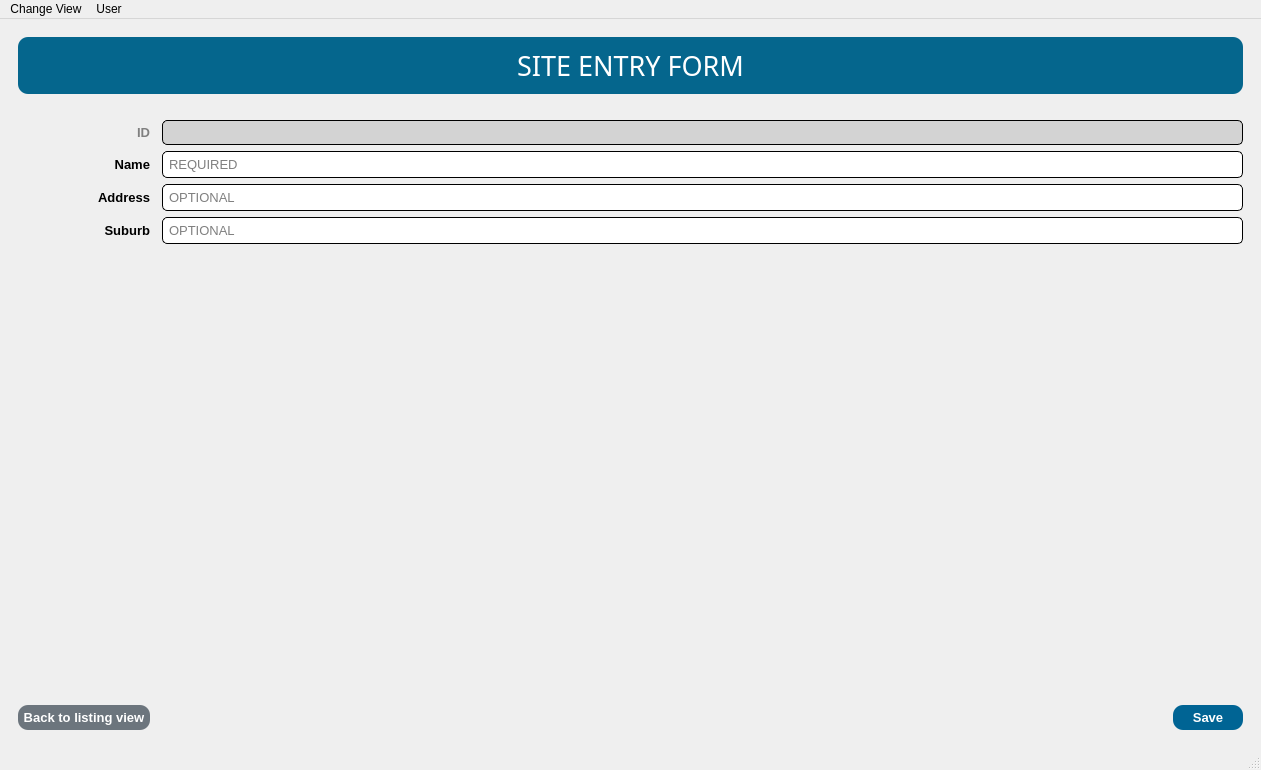
Soapey/PyConu, file conu/ui/ui_files/MainWindow.ui: the form before one commit.
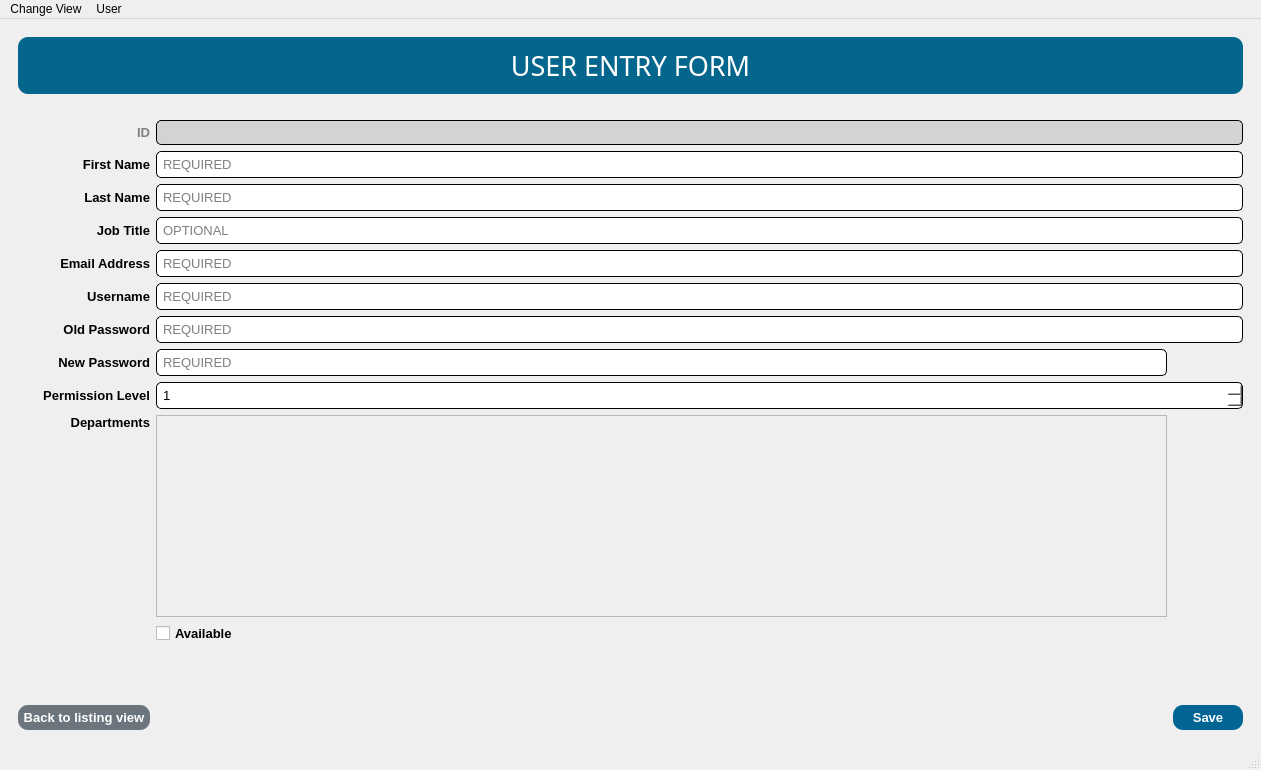
The form after the commit.

The edit to the form file:
```diff
--- a/conu/ui/ui_files/MainWindow.ui
+++ b/conu/ui/ui_files/MainWindow.ui
@@ -21,7 +21,7 @@
        <string notr="true"/>
       </property>
       <property name="currentIndex">
-       <number>9</number>
+       <number>11</number>
       </property>
       <widget class="QWidget" name="page_assignee_listingview">
        <layout class="QGridLayout" name="gridLayout_3">
@@ -2527,6 +2527,856 @@
         </item>
        </layout>
       </widget>
+      <widget class="QWidget" name="page_user_listingview">
+       <layout class="QGridLayout" name="gridLayout_14">
+        <item row="0" column="0" colspan="3">
+         <widget class="QLabel" name="label_11">
+          <property name="font">
+           <font>
+            <family>Impact</family>
+            <pointsize>20</pointsize>
+           </font>
+          </property>
+          <property name="styleSheet">
+           <string notr="true">QLabel {
+	color: white;
+    background-color: #05668d;
+    border-style: outset;
+    border-radius: 10px;
+    padding: 10px;
+	margin: 0px 0px 20px 0px;
+}</string>
+          </property>
+          <property name="text">
+           <string>USERS</string>
+          </property>
+          <property name="alignment">
+           <set>Qt::AlignCenter</set>
+          </property>
+         </widget>
+        </item>
+        <item row="1" column="0">
+         <widget class="QPushButton" name="user_listingview_btnNew">
+          <property name="font">
+           <font>
+            <family>Arial</family>
+            <pointsize>10</pointsize>
+            <weight>75</weight>
+            <bold>true</bold>
+           </font>
+          </property>
+          <property name="cursor">
+           <cursorShape>PointingHandCursor</cursorShape>
+          </property>
+          <property name="focusPolicy">
+           <enum>Qt::NoFocus</enum>
+          </property>
+          <property name="styleSheet">
+           <string notr="true">QPushButton {
+	color: white;
+    background-color: #0db39e;
+    border-style: outset;
+    border-radius: 10px;
+    padding: 5px;
+}
+
+QPushButton:hover {
+	    background-color: #16db93;
+}</string>
+          </property>
+          <property name="text">
+           <string>New</string>
+          </property>
+         </widget>
+        </item>
+        <item row="1" column="1">
+         <widget class="QPushButton" name="user_listingview_btnEdit">
+          <property name="font">
+           <font>
+            <family>Arial</family>
+            <pointsize>10</pointsize>
+            <weight>75</weight>
+            <bold>true</bold>
+           </font>
+          </property>
+          <property name="cursor">
+           <cursorShape>PointingHandCursor</cursorShape>
+          </property>
+          <property name="focusPolicy">
+           <enum>Qt::NoFocus</enum>
+          </property>
+          <property name="styleSheet">
+           <string notr="true">QPushButton {
+	color: white;
+    background-color: #f8961e;
+    border-style: outset;
+    border-radius: 10px;
+    padding: 5px;
+}
+
+QPushButton:hover {
+	    background-color: #f9c74f;
+}</string>
+          </property>
+          <property name="text">
+           <string>Edit</string>
+          </property>
+         </widget>
+        </item>
+        <item row="1" column="2">
+         <widget class="QPushButton" name="user_listingview_btnDelete">
+          <property name="font">
+           <font>
+            <family>Arial</family>
+            <pointsize>10</pointsize>
+            <weight>75</weight>
+            <bold>true</bold>
+           </font>
+          </property>
+          <property name="cursor">
+           <cursorShape>PointingHandCursor</cursorShape>
+          </property>
+          <property name="focusPolicy">
+           <enum>Qt::NoFocus</enum>
+          </property>
+          <property name="styleSheet">
+           <string notr="true">QPushButton {
+	color: white;
+    background-color: #f94144;
+    border-style: outset;
+    border-radius: 10px;
+    padding: 5px;
+}
+
+QPushButton:hover {
+	    background-color: #ff595e;
+}</string>
+          </property>
+          <property name="text">
+           <string>Delete</string>
+          </property>
+         </widget>
+        </item>
+        <item row="2" column="0" colspan="3">
+         <widget class="QLineEdit" name="user_listingview_txtSearch">
+          <property name="font">
+           <font>
+            <family>Arial</family>
+            <pointsize>12</pointsize>
+           </font>
+          </property>
+          <property name="styleSheet">
+           <string notr="true">QLineEdit {
+	background-color: white;
+	border-style: inset;
+	border-width: 1px;
+	border-radius: 5px;
+	border-color: black;
+	padding: 4px;
+}
+
+QLineEdit:focus {
+	border-width: 2px;
+	border-color: #028090;
+}</string>
+          </property>
+          <property name="placeholderText">
+           <string>Search</string>
+          </property>
+          <property name="clearButtonEnabled">
+           <bool>true</bool>
+          </property>
+         </widget>
+        </item>
+        <item row="3" column="0" colspan="3">
+         <widget class="QTableWidget" name="user_listingview_tblUser">
+          <property name="focusPolicy">
+           <enum>Qt::ClickFocus</enum>
+          </property>
+          <property name="styleSheet">
+           <string notr="true">QTableWidget {
+	background-color: white;
+	border-style: inset;
+	border-width: 1px;
+	border-radius: 5px;
+	border-color: black;
+	padding: 4px;
+}
+
+QTableWidget:focus {
+	border-width: 2px;
+	border-color: #028090;
+}</string>
+          </property>
+          <property name="editTriggers">
+           <set>QAbstractItemView::NoEditTriggers</set>
+          </property>
+          <property name="tabKeyNavigation">
+           <bool>false</bool>
+          </property>
+          <property name="alternatingRowColors">
+           <bool>false</bool>
+          </property>
+          <property name="selectionMode">
+           <enum>QAbstractItemView::SingleSelection</enum>
+          </property>
+          <property name="selectionBehavior">
+           <enum>QAbstractItemView::SelectRows</enum>
+          </property>
+          <property name="sortingEnabled">
+           <bool>true</bool>
+          </property>
+          <property name="cornerButtonEnabled">
+           <bool>false</bool>
+          </property>
+          <attribute name="horizontalHeaderStretchLastSection">
+           <bool>true</bool>
+          </attribute>
+          <attribute name="verticalHeaderVisible">
+           <bool>false</bool>
+          </attribute>
+         </widget>
+        </item>
+       </layout>
+      </widget>
+      <widget class="QWidget" name="page_user_entryform">
+       <layout class="QGridLayout" name="gridLayout_15">
+        <item row="12" column="1">
+         <widget class="QCheckBox" name="user_entryform_chkAvailable">
+          <property name="font">
+           <font>
+            <family>Arial</family>
+            <pointsize>10</pointsize>
+            <weight>75</weight>
+            <bold>true</bold>
+           </font>
+          </property>
+          <property name="text">
+           <string>Available</string>
+          </property>
+         </widget>
+        </item>
+        <item row="2" column="1" colspan="2">
+         <widget class="QLineEdit" name="user_entryform_txtFirstName">
+          <property name="font">
+           <font>
+            <family>Arial</family>
+            <pointsize>10</pointsize>
+           </font>
+          </property>
+          <property name="styleSheet">
+           <string notr="true">QLineEdit {
+	background-color: white;
+	border-style: inset;
+	border-width: 1px;
+	border-radius: 5px;
+	border-color: black;
+	padding: 4px;
+}
+
+QLineEdit:focus {
+	border-width: 2px;
+	border-color: #028090;
+}
+</string>
+          </property>
+          <property name="placeholderText">
+           <string>REQUIRED</string>
+          </property>
+          <property name="clearButtonEnabled">
+           <bool>true</bool>
+          </property>
+         </widget>
+        </item>
+        <item row="9" column="0">
+         <widget class="QLabel" name="label_15">
+          <property name="font">
+           <font>
+            <family>Arial</family>
+            <pointsize>10</pointsize>
+            <weight>75</weight>
+            <bold>true</bold>
+           </font>
+          </property>
+          <property name="text">
+           <string>Permission Level</string>
+          </property>
+          <property name="alignment">
+           <set>Qt::AlignRight|Qt::AlignTrailing|Qt::AlignVCenter</set>
+          </property>
+         </widget>
+        </item>
+        <item row="7" column="0">
+         <widget class="QLabel" name="label_14">
+          <property name="font">
+           <font>
+            <family>Arial</family>
+            <pointsize>10</pointsize>
+            <weight>75</weight>
+            <bold>true</bold>
+           </font>
+          </property>
+          <property name="text">
+           <string>Old Password</string>
+          </property>
+          <property name="alignment">
+           <set>Qt::AlignRight|Qt::AlignTrailing|Qt::AlignVCenter</set>
+          </property>
+         </widget>
+        </item>
+        <item row="14" column="2">
+         <widget class="QPushButton" name="user_entryform_btnSave">
+          <property name="font">
+           <font>
+            <family>Arial</family>
+            <pointsize>10</pointsize>
+            <weight>75</weight>
+            <bold>true</bold>
+           </font>
+          </property>
+          <property name="cursor">
+           <cursorShape>PointingHandCursor</cursorShape>
+          </property>
+          <property name="focusPolicy">
+           <enum>Qt::NoFocus</enum>
+          </property>
+          <property name="styleSheet">
+           <string notr="true">QPushButton {
+	width: 60px;
+	color: white;
+    background-color: #006494;
+    border-style: outset;
+    border-radius: 10px;
+    padding: 5px;
+}
+
+QPushButton:hover {
+	    background-color: #0582ca;
+}</string>
+          </property>
+          <property name="text">
+           <string>Save</string>
+          </property>
+         </widget>
+        </item>
+        <item row="1" column="0">
+         <widget class="QLabel" name="label_37">
+          <property name="font">
+           <font>
+            <family>Arial</family>
+            <pointsize>10</pointsize>
+            <weight>75</weight>
+            <bold>true</bold>
+           </font>
+          </property>
+          <property name="styleSheet">
+           <string notr="true">QLabel {
+	color: grey;
+}</string>
+          </property>
+          <property name="text">
+           <string>ID</string>
+          </property>
+          <property name="alignment">
+           <set>Qt::AlignRight|Qt::AlignTrailing|Qt::AlignVCenter</set>
+          </property>
+         </widget>
+        </item>
+        <item row="0" column="0" colspan="3">
+         <widget class="QLabel" name="label_33">
+          <property name="font">
+           <font>
+            <family>Impact</family>
+            <pointsize>20</pointsize>
+           </font>
+          </property>
+          <property name="styleSheet">
+           <string notr="true">QLabel {
+	color: white;
+    background-color: #05668d;
+    border-style: outset;
+    border-radius: 10px;
+    padding: 10px;
+	margin: 0px 0px 20px 0px;
+}</string>
+          </property>
+          <property name="text">
+           <string>USER ENTRY FORM</string>
+          </property>
+          <property name="alignment">
+           <set>Qt::AlignCenter</set>
+          </property>
+         </widget>
+        </item>
+        <item row="5" column="0">
+         <widget class="QLabel" name="label_12">
+          <property name="font">
+           <font>
+            <family>Arial</family>
+            <pointsize>10</pointsize>
+            <weight>75</weight>
+            <bold>true</bold>
+           </font>
+          </property>
+          <property name="text">
+           <string>Email Address</string>
+          </property>
+          <property name="alignment">
+           <set>Qt::AlignRight|Qt::AlignTrailing|Qt::AlignVCenter</set>
+          </property>
+         </widget>
+        </item>
+        <item row="3" column="0">
+         <widget class="QLabel" name="label_36">
+          <property name="font">
+           <font>
+            <family>Arial</family>
+            <pointsize>10</pointsize>
+            <weight>75</weight>
+            <bold>true</bold>
+           </font>
+          </property>
+          <property name="text">
+           <string>Last Name</string>
+          </property>
+          <property name="alignment">
+           <set>Qt::AlignRight|Qt::AlignTrailing|Qt::AlignVCenter</set>
+          </property>
+         </widget>
+        </item>
+        <item row="14" column="1">
+         <spacer name="horizontalSpacer_11">
+          <property name="orientation">
+           <enum>Qt::Horizontal</enum>
+          </property>
+          <property name="sizeHint" stdset="0">
+           <size>
+            <width>1007</width>
+            <height>20</height>
+           </size>
+          </property>
+         </spacer>
+        </item>
+        <item row="4" column="0">
+         <widget class="QLabel" name="label_34">
+          <property name="font">
+           <font>
+            <family>Arial</family>
+            <pointsize>10</pointsize>
+            <weight>75</weight>
+            <bold>true</bold>
+           </font>
+          </property>
+          <property name="text">
+           <string>Job Title</string>
+          </property>
+          <property name="alignment">
+           <set>Qt::AlignRight|Qt::AlignTrailing|Qt::AlignVCenter</set>
+          </property>
+         </widget>
+        </item>
+        <item row="2" column="0">
+         <widget class="QLabel" name="label_35">
+          <property name="font">
+           <font>
+            <family>Arial</family>
+            <pointsize>10</pointsize>
+            <weight>75</weight>
+            <bold>true</bold>
+           </font>
+          </property>
+          <property name="text">
+           <string>First Name</string>
+          </property>
+          <property name="alignment">
+           <set>Qt::AlignRight|Qt::AlignTrailing|Qt::AlignVCenter</set>
+          </property>
+         </widget>
+        </item>
+        <item row="1" column="1" colspan="2">
+         <widget class="QLabel" name="user_entryform_lblId">
+          <property name="font">
+           <font>
+            <family>Arial</family>
+            <pointsize>10</pointsize>
+           </font>
+          </property>
+          <property name="styleSheet">
+           <string notr="true">QLabel {
+	background-color: lightgrey;
+	border-style: inset;
+	border-width: 1px;
+	border-radius: 5px;
+	border-color: black;
+	padding: 4px;
+}</string>
+          </property>
+          <property name="text">
+           <string/>
+          </property>
+         </widget>
+        </item>
+        <item row="11" column="0">
+         <widget class="QLabel" name="label_16">
+          <property name="font">
+           <font>
+            <family>Arial</family>
+            <pointsize>10</pointsize>
+            <weight>75</weight>
+            <bold>true</bold>
+           </font>
+          </property>
+          <property name="text">
+           <string>Departments</string>
+          </property>
+          <property name="alignment">
+           <set>Qt::AlignRight|Qt::AlignTop|Qt::AlignTrailing</set>
+          </property>
+         </widget>
+        </item>
+        <item row="11" column="1">
+         <widget class="QScrollArea" name="user_entryform_scrollDepartments">
+          <property name="styleSheet">
+           <string notr="true">QScrollArea {
+	min-height: 200px;
+}</string>
+          </property>
+          <property name="widgetResizable">
+           <bool>true</bool>
+          </property>
+          <widget class="QWidget" name="scrollAreaWidgetContents_2">
+           <property name="geometry">
+            <rect>
+             <x>0</x>
+             <y>0</y>
+             <width>1008</width>
+             <height>200</height>
+            </rect>
+           </property>
+           <layout class="QGridLayout" name="gridLayout_16">
+            <item row="0" column="0">
+             <widget class="QGroupBox" name="user_entryform_groupDepartments">
+              <property name="styleSheet">
+               <string notr="true">QGroupBox {
+	border: none;
+}</string>
+              </property>
+              <property name="title">
+               <string/>
+              </property>
+              <layout class="QGridLayout" name="gridLayout_17">
+               <item row="0" column="0">
+                <layout class="QVBoxLayout" name="user_entryform_vboxDepartments"/>
+               </item>
+              </layout>
+             </widget>
+            </item>
+           </layout>
+          </widget>
+         </widget>
+        </item>
+        <item row="9" column="1" colspan="2">
+         <widget class="QSpinBox" name="user_entryform_spnPermissionLevel">
+          <property name="font">
+           <font>
+            <family>Arial</family>
+            <pointsize>10</pointsize>
+           </font>
+          </property>
+          <property name="styleSheet">
+           <string notr="true">QSpinBox {
+	background-color: white;
+	border-style: inset;
+	border-width: 1px;
+	border-radius: 5px;
+	border-color: black;
+	padding: 4px;
+}
+
+QSpinBox:focus {
+	border-width: 2px;
+	border-color: #028090;
+}
+</string>
+          </property>
+          <property name="minimum">
+           <number>1</number>
+          </property>
+          <property name="maximum">
+           <number>4</number>
+          </property>
+         </widget>
+        </item>
+        <item row="14" column="0">
+         <widget class="QPushButton" name="user_entryform_btnBack">
+          <property name="font">
+           <font>
+            <family>Arial</family>
+            <pointsize>10</pointsize>
+            <weight>75</weight>
+            <bold>true</bold>
+           </font>
+          </property>
+          <property name="cursor">
+           <cursorShape>PointingHandCursor</cursorShape>
+          </property>
+          <property name="focusPolicy">
+           <enum>Qt::NoFocus</enum>
+          </property>
+          <property name="styleSheet">
+           <string notr="true">QPushButton {
+	color: white;
+    background-color: #6c757d;
+    border-style: outset;
+    border-radius: 10px;
+    padding: 5px;
+}
+
+QPushButton:hover {
+	    background-color: #adb5bd;
+}</string>
+          </property>
+          <property name="text">
+           <string>Back to listing view</string>
+          </property>
+         </widget>
+        </item>
+        <item row="3" column="1" colspan="2">
+         <widget class="QLineEdit" name="user_entryform_txtLastName">
+          <property name="font">
+           <font>
+            <family>Arial</family>
+            <pointsize>10</pointsize>
+           </font>
+          </property>
+          <property name="styleSheet">
+           <string notr="true">QLineEdit {
+	background-color: white;
+	border-style: inset;
+	border-width: 1px;
+	border-radius: 5px;
+	border-color: black;
+	padding: 4px;
+}
+
+QLineEdit:focus {
+	border-width: 2px;
+	border-color: #028090;
+}
+</string>
+          </property>
+          <property name="placeholderText">
+           <string>REQUIRED</string>
+          </property>
+          <property name="clearButtonEnabled">
+           <bool>true</bool>
+          </property>
+         </widget>
+        </item>
+        <item row="13" column="0" colspan="3">
+         <spacer name="verticalSpacer_2">
+          <property name="orientation">
+           <enum>Qt::Vertical</enum>
+          </property>
+          <property name="sizeHint" stdset="0">
+           <size>
+            <width>1222</width>
+            <height>40</height>
+           </size>
+          </property>
+         </spacer>
+        </item>
+        <item row="4" column="1" colspan="2">
+         <widget class="QLineEdit" name="user_entryform_txtJobTitle">
+          <property name="font">
+           <font>
+            <family>Arial</family>
+            <pointsize>10</pointsize>
+           </font>
+          </property>
+          <property name="styleSheet">
+           <string notr="true">QLineEdit {
+	background-color: white;
+	border-style: inset;
+	border-width: 1px;
+	border-radius: 5px;
+	border-color: black;
+	padding: 4px;
+}
+
+QLineEdit:focus {
+	border-width: 2px;
+	border-color: #028090;
+}
+</string>
+          </property>
+          <property name="placeholderText">
+           <string>OPTIONAL</string>
+          </property>
+          <property name="clearButtonEnabled">
+           <bool>true</bool>
+          </property>
+         </widget>
+        </item>
+        <item row="7" column="1" colspan="2">
+         <widget class="QLineEdit" name="user_entryform_txtOldPassword">
+          <property name="font">
+           <font>
+            <family>Arial</family>
+            <pointsize>10</pointsize>
+           </font>
+          </property>
+          <property name="styleSheet">
+           <string notr="true">QLineEdit {
+	background-color: white;
+	border-style: inset;
+	border-width: 1px;
+	border-radius: 5px;
+	border-color: black;
+	padding: 4px;
+}
+
+QLineEdit:focus {
+	border-width: 2px;
+	border-color: #028090;
+}
+</string>
+          </property>
+          <property name="echoMode">
+           <enum>QLineEdit::Password</enum>
+          </property>
+          <property name="placeholderText">
+           <string>REQUIRED</string>
+          </property>
+         </widget>
+        </item>
+        <item row="5" column="1" colspan="2">
+         <widget class="QLineEdit" name="user_entryform_txtEmailAddress">
+          <property name="font">
+           <font>
+            <family>Arial</family>
+            <pointsize>10</pointsize>
+           </font>
+          </property>
+          <property name="styleSheet">
+           <string notr="true">QLineEdit {
+	background-color: white;
+	border-style: inset;
+	border-width: 1px;
+	border-radius: 5px;
+	border-color: black;
+	padding: 4px;
+}
+
+QLineEdit:focus {
+	border-width: 2px;
+	border-color: #028090;
+}
+</string>
+          </property>
+          <property name="placeholderText">
+           <string>REQUIRED</string>
+          </property>
+         </widget>
+        </item>
+        <item row="6" column="0">
+         <widget class="QLabel" name="label_13">
+          <property name="font">
+           <font>
+            <family>Arial</family>
+            <pointsize>10</pointsize>
+            <weight>75</weight>
+            <bold>true</bold>
+           </font>
+          </property>
+          <property name="text">
+           <string>Username</string>
+          </property>
+          <property name="alignment">
+           <set>Qt::AlignRight|Qt::AlignTrailing|Qt::AlignVCenter</set>
+          </property>
+         </widget>
+        </item>
+        <item row="6" column="1" colspan="2">
+         <widget class="QLineEdit" name="user_entryform_txtUsername">
+          <property name="font">
+           <font>
+            <family>Arial</family>
+            <pointsize>10</pointsize>
+           </font>
+          </property>
+          <property name="styleSheet">
+           <string notr="true">QLineEdit {
+	background-color: white;
+	border-style: inset;
+	border-width: 1px;
+	border-radius: 5px;
+	border-color: black;
+	padding: 4px;
+}
+
+QLineEdit:focus {
+	border-width: 2px;
+	border-color: #028090;
+}
+</string>
+          </property>
+          <property name="placeholderText">
+           <string>REQUIRED</string>
+          </property>
+         </widget>
+        </item>
+        <item row="8" column="1">
+         <widget class="QLineEdit" name="user_entryform_txtNewPassword">
+          <property name="font">
+           <font>
+            <family>Arial</family>
+            <pointsize>10</pointsize>
+            <weight>50</weight>
+            <bold>false</bold>
+           </font>
+          </property>
+          <property name="styleSheet">
+           <string notr="true">QLineEdit {
+	background-color: white;
+	border-style: inset;
+	border-width: 1px;
+	border-radius: 5px;
+	border-color: black;
+	padding: 4px;
+}
+
+QLineEdit:focus {
+	border-width: 2px;
+	border-color: #028090;
+}
+</string>
+          </property>
+          <property name="placeholderText">
+           <string>REQUIRED</string>
+          </property>
+         </widget>
+        </item>
+        <item row="8" column="0">
+         <widget class="QLabel" name="label_38">
+          <property name="font">
+           <font>
+            <family>Arial</family>
+            <pointsize>10</pointsize>
+            <weight>75</weight>
+            <bold>true</bold>
+           </font>
+          </property>
+          <property name="text">
+           <string>New Password</string>
+          </property>
+          <property name="alignment">
+           <set>Qt::AlignRight|Qt::AlignTrailing|Qt::AlignVCenter</set>
+          </property>
+         </widget>
+        </item>
+       </layout>
+      </widget>
      </widget>
     </item>
    </layout>
```
Left out of the diff: 16 changed lines with no effect on the pictures.
